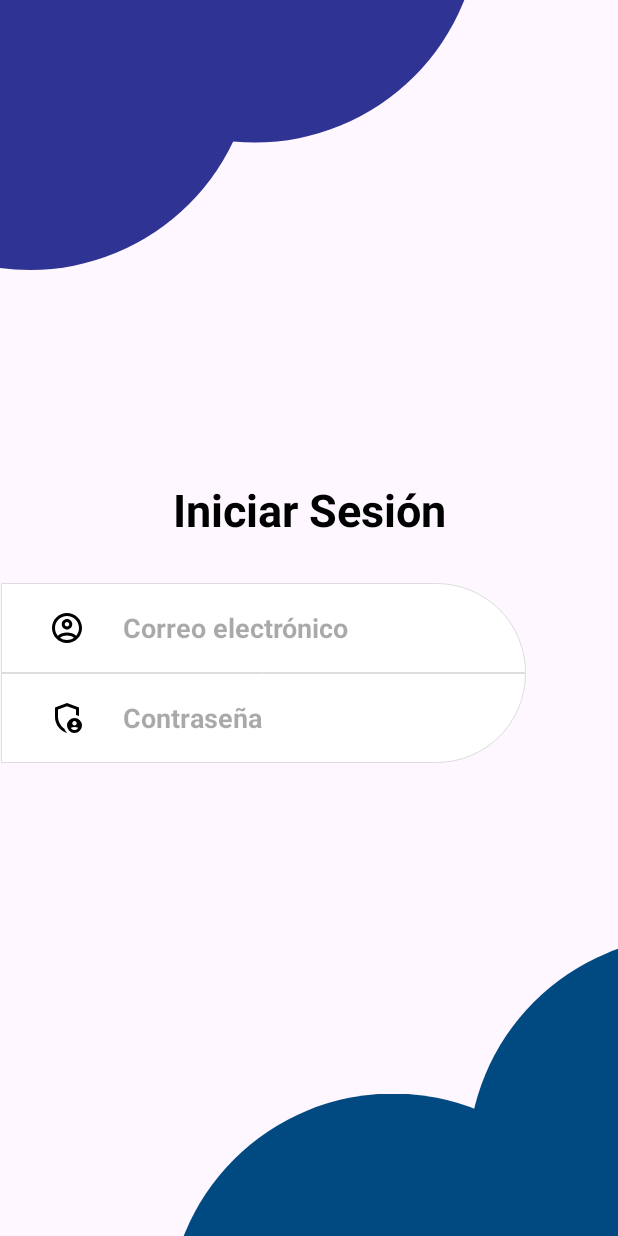
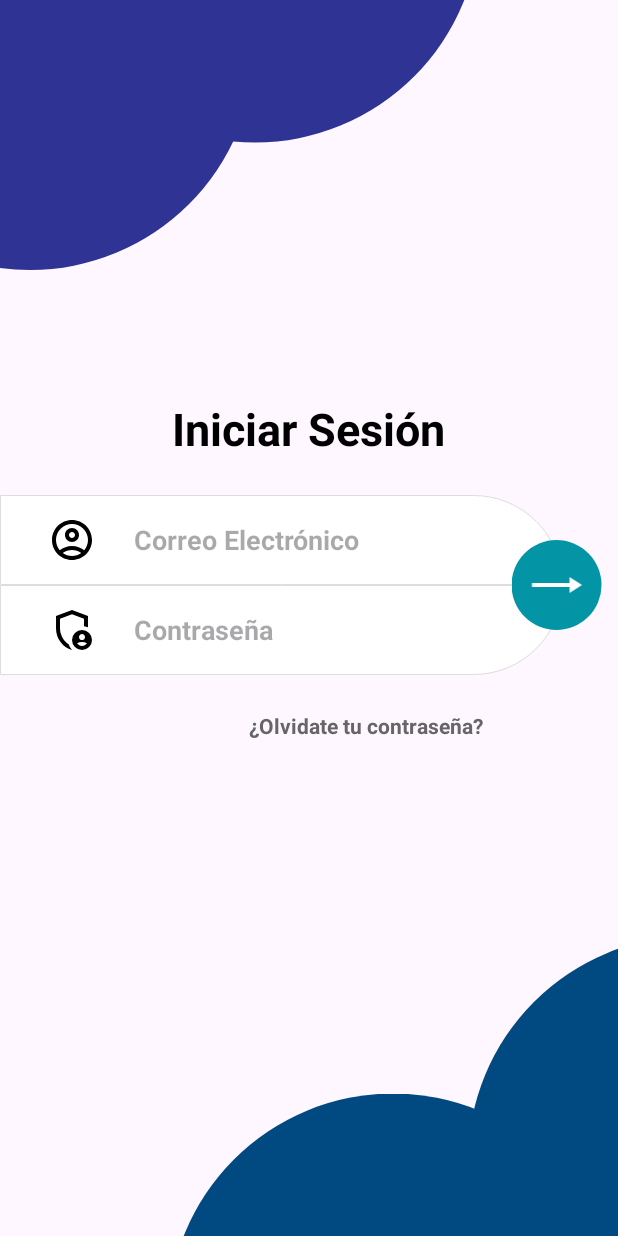
Before and after one commit to NiltonRamosE/aplicaciones_moviles_projects, an Android app: the layout activity_main.xml on its own in the app's theme, with its tools: preview values and no code run, on a phone screen of 412 x 824 dp. Run offline under Robolectric (Android 15) with nearby library versions, the phone set to English and light mode, and no system bars.

Commit message:
add login button and warnings resolved

```diff
--- a/S01_AuthUI/app/src/main/res/drawable/account_icon.xml
+++ b/S01_AuthUI/app/src/main/res/drawable/account_icon.xml
@@ -1,4 +1,4 @@
-<vector xmlns:android="http://schemas.android.com/apk/res/android" android:height="24dp" android:tint="#000000" android:viewportHeight="24" android:viewportWidth="24" android:width="24dp">
+<vector xmlns:android="http://schemas.android.com/apk/res/android" android:height="32dp" android:tint="#000000" android:viewportHeight="24" android:viewportWidth="24" android:width="32dp">
 
     <path android:fillColor="@android:color/white" android:pathData="M12,2C6.48,2 2,6.48 2,12s4.48,10 10,10s10,-4.48 10,-10S17.52,2 12,2zM7.35,18.5C8.66,17.56 10.26,17 12,17s3.34,0.56 4.65,1.5C15.34,19.44 13.74,20 12,20S8.66,19.44 7.35,18.5zM18.14,17.12L18.14,17.12C16.45,15.8 14.32,15 12,15s-4.45,0.8 -6.14,2.12l0,0C4.7,15.73 4,13.95 4,12c0,-4.42 3.58,-8 8,-8s8,3.58 8,8C20,13.95 19.3,15.73 18.14,17.12z"/>
 
--- /dev/null
+++ b/S01_AuthUI/app/src/main/res/drawable/button_login.xml
@@ -0,0 +1,5 @@
+<?xml version="1.0" encoding="utf-8"?>
+<shape xmlns:android="http://schemas.android.com/apk/res/android"
+    android:shape="oval">
+    <solid android:color="#0395A5" />
+</shape>
--- /dev/null
+++ b/S01_AuthUI/app/src/main/res/drawable/login_arrow.xml
@@ -0,0 +1,5 @@
+<vector xmlns:android="http://schemas.android.com/apk/res/android" android:autoMirrored="true" android:height="24dp" android:tint="#FFFFFF" android:viewportHeight="24" android:viewportWidth="24" android:width="24dp">
+
+    <path android:fillColor="@android:color/white" android:pathData="M12,4l-1.41,1.41L16.17,11H4v2h12.17l-5.58,5.59L12,20l8,-8z"/>
+
+</vector>
--- /dev/null
+++ b/S01_AuthUI/app/src/main/res/drawable/login_arrow_large.xml
@@ -0,0 +1,5 @@
+<vector xmlns:android="http://schemas.android.com/apk/res/android" android:autoMirrored="true" android:height="32dp" android:tint="#FFFFFF" android:viewportHeight="24" android:viewportWidth="24" android:width="50dp">
+
+    <path android:fillColor="@android:color/white" android:pathData="M16.01,11H4v2h12.01v3L20,12l-3.99,-4z"/>
+
+</vector>
--- a/S01_AuthUI/app/src/main/res/drawable/security_icon.xml
+++ b/S01_AuthUI/app/src/main/res/drawable/security_icon.xml
@@ -1,4 +1,4 @@
-<vector xmlns:android="http://schemas.android.com/apk/res/android" android:height="24dp" android:tint="#000000" android:viewportHeight="960" android:viewportWidth="960" android:width="24dp">
+<vector xmlns:android="http://schemas.android.com/apk/res/android" android:height="32dp" android:tint="#000000" android:viewportHeight="960" android:viewportWidth="960" android:width="32dp">
 
     <path android:fillColor="@android:color/white" android:pathData="M680,680Q705,680 722.5,662.5Q740,645 740,620Q740,595 722.5,577.5Q705,560 680,560Q655,560 637.5,577.5Q620,595 620,620Q620,645 637.5,662.5Q655,680 680,680ZM680,800Q711,800 737,785.5Q763,771 779,747Q757,734 732,727Q707,720 680,720Q653,720 628,727Q603,734 581,747Q597,771 623,785.5Q649,800 680,800ZM480,880Q341,845 250.5,720.5Q160,596 160,444L160,200L480,80L800,200L800,427Q781,419 761,412.5Q741,406 720,403L720,256L480,166L240,256L240,444Q240,491 252.5,538Q265,585 287.5,627.5Q310,670 342,706Q374,742 413,766L413,766Q424,798 442,827Q460,856 483,879Q482,879 481.5,879.5Q481,880 480,880ZM680,880Q597,880 538.5,821.5Q480,763 480,680Q480,597 538.5,538.5Q597,480 680,480Q763,480 821.5,538.5Q880,597 880,680Q880,763 821.5,821.5Q763,880 680,880ZM480,466L480,466Q480,466 480,466Q480,466 480,466Q480,466 480,466Q480,466 480,466L480,466L480,466L480,466L480,466Q480,466 480,466Q480,466 480,466Q480,466 480,466Q480,466 480,466Q480,466 480,466Q480,466 480,466Z"/>
 
--- a/S01_AuthUI/app/src/main/res/layout/activity_main.xml
+++ b/S01_AuthUI/app/src/main/res/layout/activity_main.xml
@@ -3,7 +3,6 @@
     android:layout_width="match_parent"
     android:layout_height="match_parent">
 
-    <!-- Burbujas decorativas -->
     <View
         android:layout_width="300dp"
         android:layout_height="300dp"
@@ -43,9 +42,9 @@
         android:orientation="vertical">
 
         <TextView
-            android:layout_width="200dp"
-            android:layout_height="50dp"
-            android:text="Iniciar Sesión"
+            android:layout_width="wrap_content"
+            android:layout_height="wrap_content"
+            android:text="@string/login_title"
             android:textStyle="bold"
             android:textSize="30sp"
             android:textColor="@android:color/black"
@@ -55,30 +54,61 @@
             android:layout_gravity="center_horizontal" />
 
         <EditText
-            android:layout_width="350dp"
+            android:id="@+id/email_et"
+            android:hint="@string/input_email"
+            android:layout_width="375dp"
             android:layout_height="60dp"
-            android:background="@drawable/input_top"
-            android:hint="Correo electrónico"
+            android:background="@drawable/input_email"
             android:inputType="textEmailAddress"
-            android:paddingLeft="32dp"
+            android:autofillHints="emailAddress"
             android:textColor="#000000"
             android:textStyle="bold"
-            android:translationX="-30dp"
+            android:paddingStart="32dp"
+            android:paddingEnd="16dp"
+            android:layout_marginStart="-18dp"
             android:drawableStart="@drawable/account_icon"
             android:drawablePadding="25dp"/>
 
         <EditText
-            android:hint="Contraseña"
-            android:layout_width="350dp"
+            android:id="@+id/password_et"
+            android:hint="@string/input_password"
+            android:layout_width="375dp"
             android:layout_height="60dp"
-            android:background="@drawable/input_bottom"
+            android:background="@drawable/input_password"
             android:inputType="textPassword"
+            android:autofillHints="password"
             android:textColor="#000000"
             android:textStyle="bold"
-            android:paddingLeft="32dp"
-            android:translationX="-30dp"
+            android:paddingStart="32dp"
+            android:paddingEnd="16dp"
+            android:layout_marginStart="-18dp"
             android:drawableStart="@drawable/security_icon"
             android:drawablePadding="25dp"/>
 
+        <ImageButton
+            android:id="@+id/loginButton"
+            android:layout_width="60dp"
+            android:layout_height="60dp"
+            android:background="@drawable/button_login"
+            android:src="@drawable/login_arrow_large"
+            android:translationX="165dp"
+            android:translationY="-90dp"
+            android:contentDescription="@string/content_button_login"/>
+
+        <TextView
+            android:id="@+id/forgot_password_tv"
+            android:text="@string/forgot_password"
+            android:layout_width="wrap_content"
+            android:layout_height="48dp"
+            android:layout_gravity="end"
+            android:textColor="#666666"
+            android:textStyle="bold"
+            android:gravity="center_vertical"
+            android:translationX="-90dp"
+            android:translationY="-50dp"
+            android:clickable="true"
+            android:focusable="true" />
+
+
     </LinearLayout>
 </FrameLayout>
--- a/S01_AuthUI/app/src/main/res/values/strings.xml
+++ b/S01_AuthUI/app/src/main/res/values/strings.xml
@@ -1,3 +1,8 @@
 <resources>
     <string name="app_name">S01_AuthUI</string>
+    <string name="login_title">Iniciar Sesión</string>
+    <string name="input_email">Correo Electrónico</string>
+    <string name="input_password">Contraseña</string>
+    <string name="content_button_login">Login</string>
+    <string name="forgot_password">¿Olvidate tu contraseña?</string>
 </resources>
```
Also changed, not shown: S01_AuthUI/app/src/main/res/drawable/input_email.xml (renamed from S01_AuthUI/app/src/main/res/drawable/input_top.xml), S01_AuthUI/app/src/main/res/drawable/input_password.xml (renamed from S01_AuthUI/app/src/main/res/drawable/input_bottom.xml).
